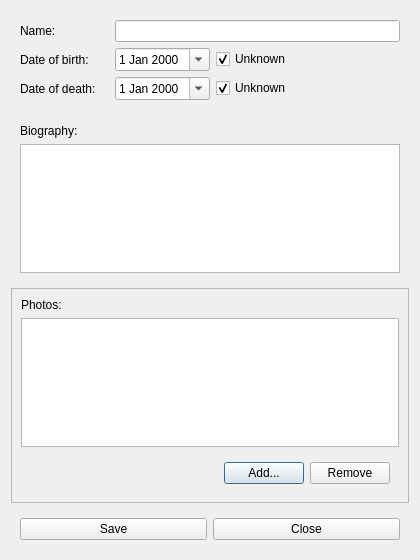
Old version of the form gui/dialogpersondetails.ui in the repository martinvanzijl/genealogy-maker.
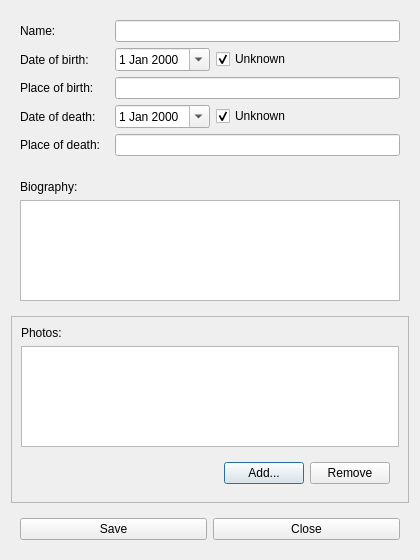
New version of the form.

Commit message: Add fields for place of birth and death.

Patch:
```diff
--- a/gui/dialogpersondetails.ui
+++ b/gui/dialogpersondetails.ui
@@ -49,7 +49,7 @@
         </property>
        </widget>
       </item>
-      <item row="2" column="0">
+      <item row="3" column="0">
        <widget class="QLabel" name="labelDateOfDeath">
         <property name="text">
          <string>Date of death:</string>
@@ -59,7 +59,7 @@
         </property>
        </widget>
       </item>
-      <item row="2" column="1">
+      <item row="3" column="1">
        <widget class="QDateEdit" name="dateEditDeath">
         <property name="calendarPopup">
          <bool>true</bool>
@@ -86,7 +86,7 @@
         </property>
        </widget>
       </item>
-      <item row="2" column="2">
+      <item row="3" column="2">
        <widget class="QCheckBox" name="checkBoxDateOfDeathUnknown">
         <property name="text">
          <string>Unknown</string>
@@ -96,6 +96,26 @@
         </property>
        </widget>
       </item>
+      <item row="2" column="1" colspan="3">
+       <widget class="QLineEdit" name="lineEditPlaceOfBirth"/>
+      </item>
+      <item row="2" column="0">
+       <widget class="QLabel" name="labelPlaceOfBirth">
+        <property name="text">
+         <string>Place of birth:</string>
+        </property>
+       </widget>
+      </item>
+      <item row="4" column="0">
+       <widget class="QLabel" name="labelPlaceOfDeath">
+        <property name="text">
+         <string>Place of death:</string>
+        </property>
+       </widget>
+      </item>
+      <item row="4" column="1" colspan="3">
+       <widget class="QLineEdit" name="lineEditPlaceOfDeath"/>
+      </item>
      </layout>
     </widget>
    </item>
```
The commit also changes 3 other files.
